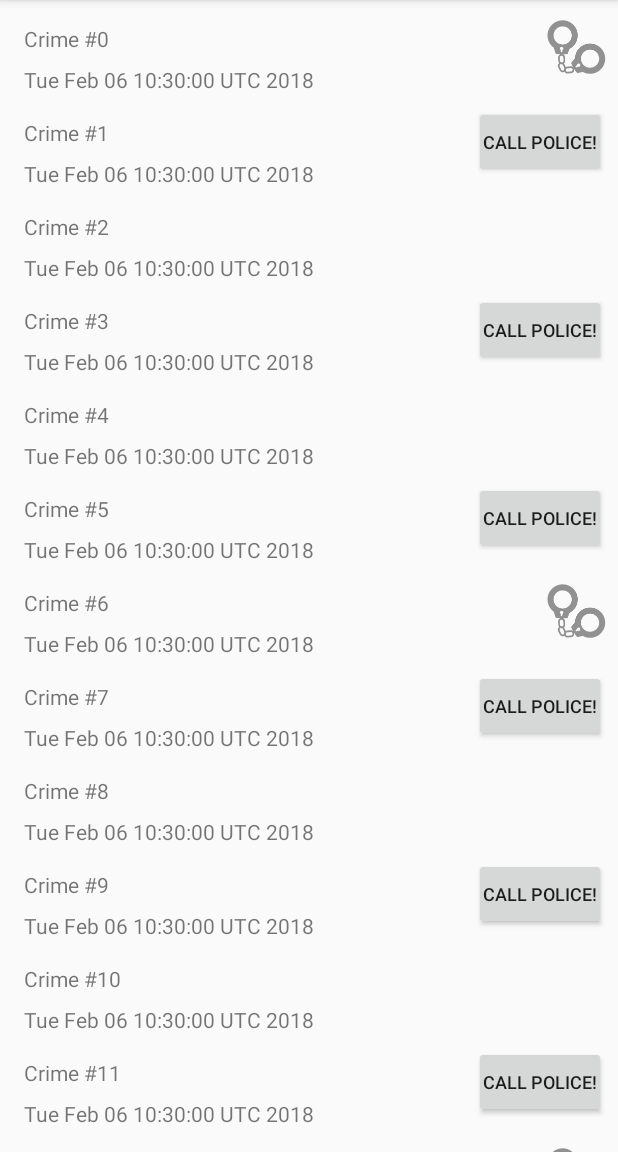
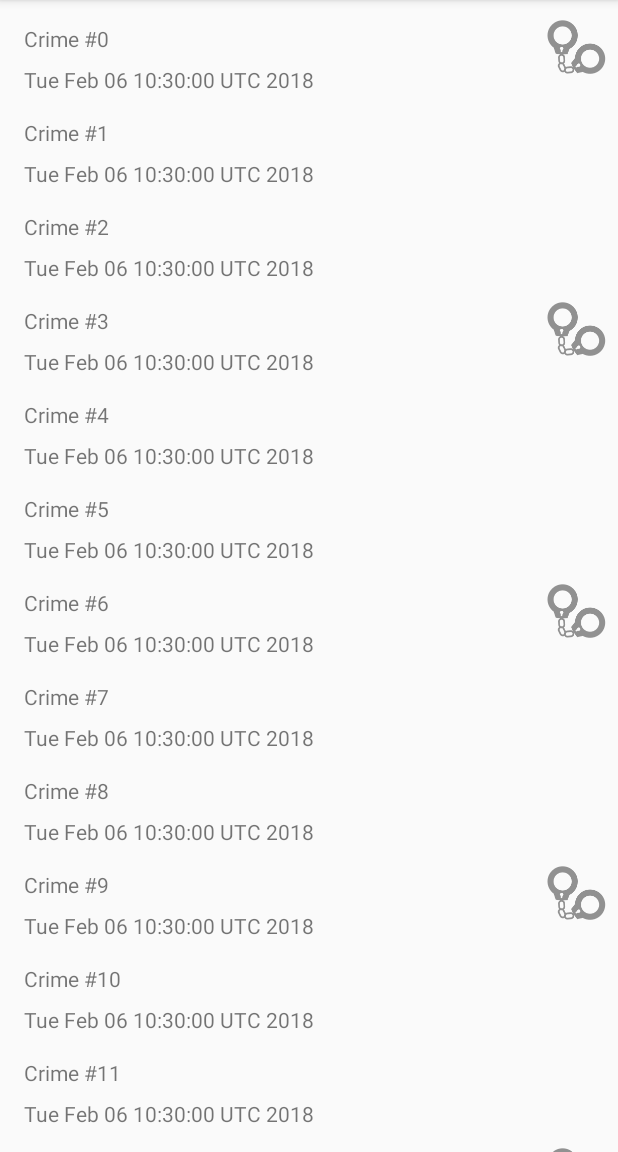
Before and after one commit to adambaxter/CriminalIntent, an Android app: the screen it shows after launch (CrimeListActivity), on a phone screen of 412 x 824 dp, the part 84-1236 px from its top. Run offline under Robolectric (Android 15) with nearby library versions, the phone set to English and light mode, and no system bars.

Commit message:
- Modified dummy crimes for testing purposes.

```diff
--- a/app/src/main/java/com/spryfieldsoftwaresolutions/android/criminalintent/CrimeLab.java
+++ b/app/src/main/java/com/spryfieldsoftwaresolutions/android/criminalintent/CrimeLab.java
@@ -28,7 +28,7 @@ public class CrimeLab {
             Crime crime = new Crime();
             crime.setTitle("Crime #" + i);
             crime.setSolved(i % 3 == 0);
-            crime.setRequiresPolice(i % 2 == 1);
+            //crime.setRequiresPolice(i % 2 == 1);
             mCrimes.add(crime);
         }
     }
--- a/app/src/main/java/com/spryfieldsoftwaresolutions/android/criminalintent/CrimeListFragment.java
+++ b/app/src/main/java/com/spryfieldsoftwaresolutions/android/criminalintent/CrimeListFragment.java
@@ -62,7 +62,10 @@ public class CrimeListFragment extends Fragment {
             mCrime = crime;
             mTitleTextView.setText(mCrime.getTitle());
             mDateTextView.setText(mCrime.getDate().toString());
-            mSolvedImageView.setVisibility(crime.isSolved() ? View.VISIBLE : View.INVISIBLE);
+            if (!mCrime.isRequiresPolice()) {
+                mSolvedImageView.setVisibility(mCrime.isSolved() ? View.VISIBLE : View.INVISIBLE);
+            }
+
         }
 
         public Crime getCrime() {
```
